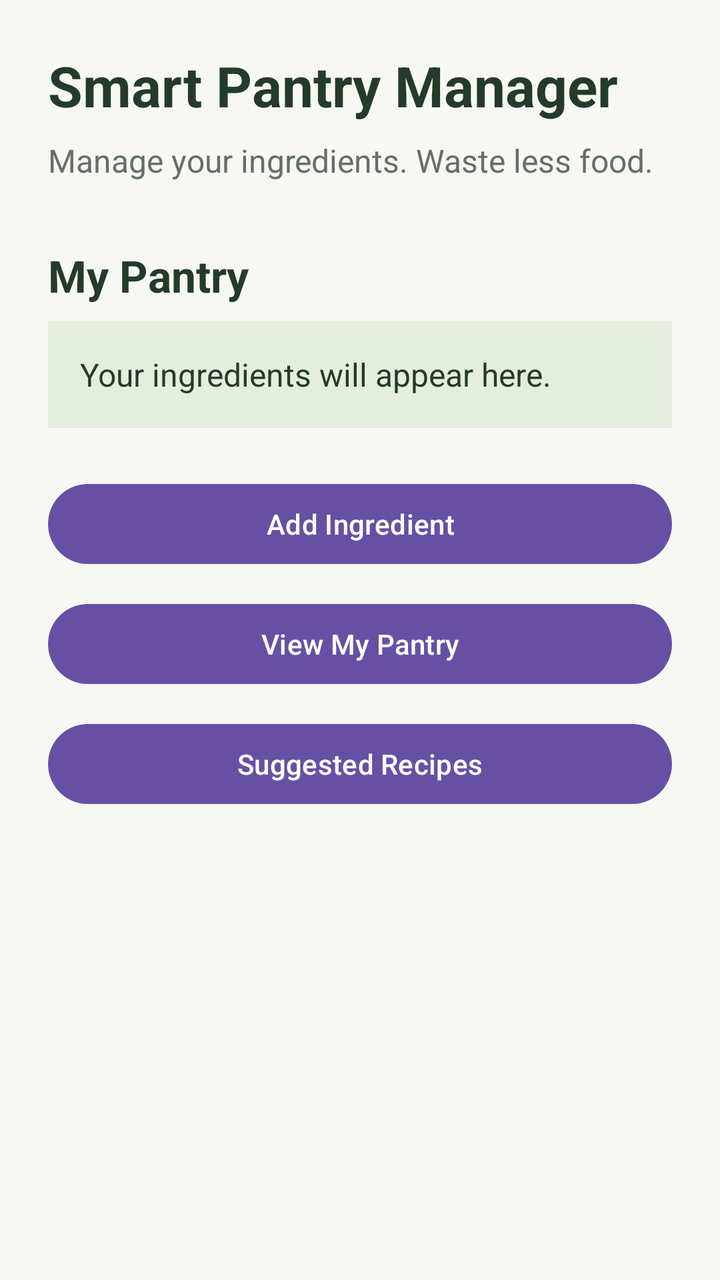
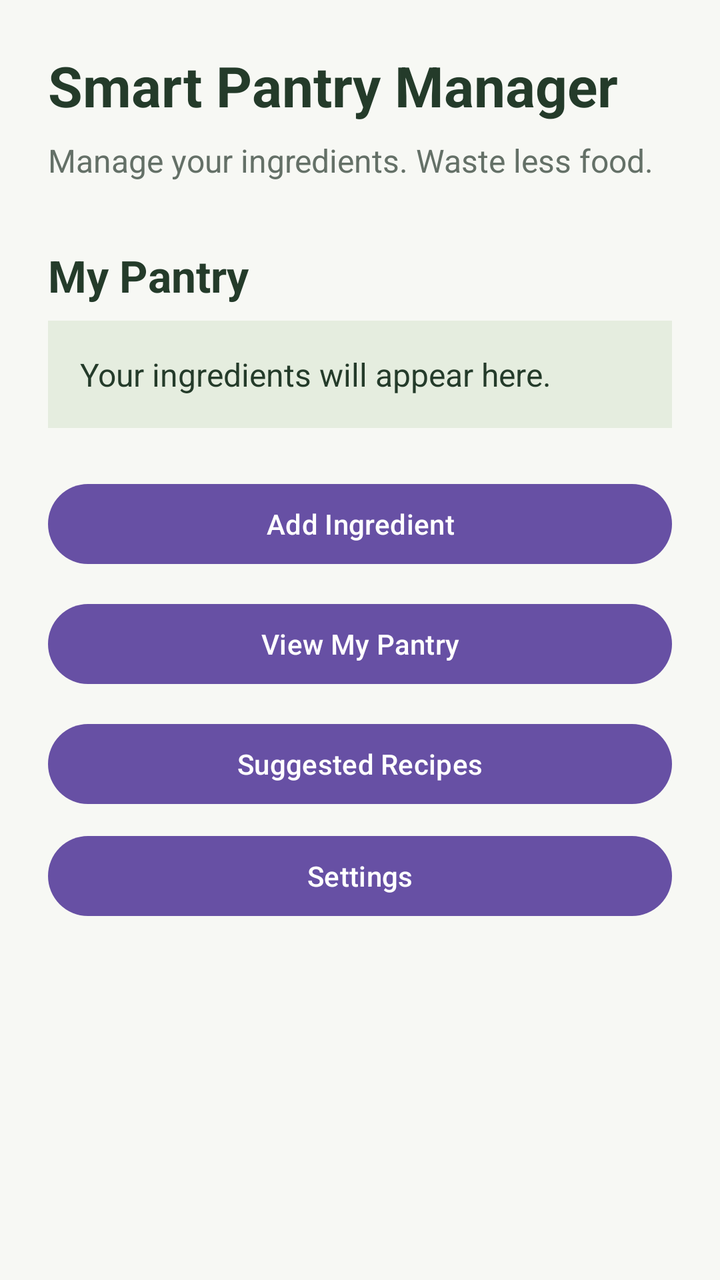

Before-and-after screenshots of an Android layout around one commit, followed by the original layout XML and the change that was made.
<!-- AndroidManifest.xml: application theme Theme.SmartPantryManager -->
<!-- res/layout/activity_main.xml -->
<?xml version="1.0" encoding="utf-8"?>
<ScrollView xmlns:android="http://schemas.android.com/apk/res/android"
    android:layout_width="match_parent"
    android:layout_height="match_parent"
    android:background="#F7F8F4"
    android:fillViewport="true">

    <LinearLayout
        android:layout_width="match_parent"
        android:layout_height="wrap_content"
        android:orientation="vertical"
        android:padding="24dp">

        <TextView
            android:layout_width="match_parent"
            android:layout_height="wrap_content"
            android:text="Smart Pantry Manager"
            android:textColor="#243B2A"
            android:textSize="28sp"
            android:textStyle="bold" />

        <TextView
            android:layout_width="match_parent"
            android:layout_height="wrap_content"
            android:layout_marginTop="8dp"
            android:text="Manage your ingredients. Waste less food."
            android:textColor="#647067"
            android:textSize="16sp" />

        <TextView
            android:layout_width="match_parent"
            android:layout_height="wrap_content"
            android:layout_marginTop="32dp"
            android:text="My Pantry"
            android:textColor="#243B2A"
            android:textSize="22sp"
            android:textStyle="bold" />

        <TextView
            android:id="@+id/tvPantrySummary"
            android:layout_width="match_parent"
            android:layout_height="wrap_content"
            android:layout_marginTop="8dp"
            android:background="#E5EDDF"
            android:padding="16dp"
            android:text="Your ingredients will appear here."
            android:textColor="#243B2A"
            android:textSize="16sp" />

        <Button
            android:id="@+id/btnAddIngredient"
            android:layout_width="match_parent"
            android:layout_height="wrap_content"
            android:layout_marginTop="24dp"
            android:text="Add Ingredient" />

        <Button
            android:id="@+id/btnViewPantry"
            android:layout_width="match_parent"
            android:layout_height="wrap_content"
            android:layout_marginTop="12dp"
            android:text="View My Pantry" />

        <Button
            android:id="@+id/btnSuggestedRecipes"
            android:layout_width="match_parent"
            android:layout_height="wrap_content"
            android:layout_marginTop="12dp"
            android:text="Suggested Recipes" />

    </LinearLayout>

</ScrollView>
<!-- resources referenced by this layout -->
<resources>
  <style name="Theme.SmartPantryManager" parent="Base.Theme.SmartPantryManager" />
  <style name="Base.Theme.SmartPantryManager" parent="Theme.Material3.DayNight.NoActionBar">
          
          
      </style>
</resources>

<!-- the commit's change to res/layout/activity_main.xml (unified diff, before → after) -->
@@ -68,6 +68,13 @@
             android:layout_marginTop="12dp"
             android:text="Suggested Recipes" />
 
+        <Button
+            android:id="@+id/btnSettings"
+            android:layout_width="match_parent"
+            android:layout_height="wrap_content"
+            android:text="Settings"
+            android:layout_marginTop="8dp" />
+
     </LinearLayout>
 
 </ScrollView>
